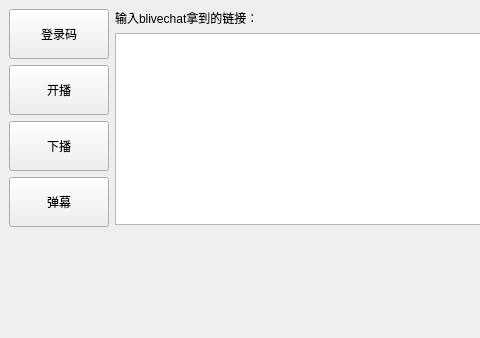
Qt form client/mainwindow.ui (yielde/bilibili-mac) before a commit; both pictures show x 0 to 480 and y 0 to 338 of the 820 by 702 pixel window.
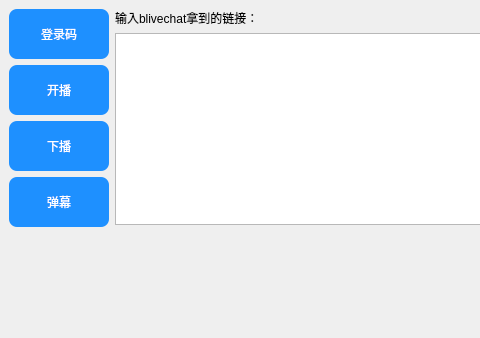
The same form after that commit.

The edit to the form file:
```diff
--- a/client/mainwindow.ui
+++ b/client/mainwindow.ui
@@ -13,6 +13,16 @@
   <property name="windowTitle">
    <string>MainWindow</string>
   </property>
+  <property name="styleSheet">
+   <string notr="true">QWidget {
+    background: qlineargradient(
+        x1: 0, y1: 0, 
+        x2: 1, y2: 1,
+        stop: 0 rgb(160, 161, 161),
+        stop: 1 rgb(240, 242, 242)
+    );
+}</string>
+  </property>
   <widget class="QWidget" name="centralwidget">
    <layout class="QHBoxLayout" name="horizontalLayout">
     <item>
@@ -31,6 +41,23 @@
           <height>50</height>
          </size>
         </property>
+        <property name="styleSheet">
+         <string notr="true">QPushButton {
+    background-color: #1E90FF;  /* 道奇蓝 */
+    color: white;
+    border: none;
+    border-radius: 8px;  /* 这将创建椭圆形效果 */
+  
+}
+
+QPushButton:hover {
+    background-color: #4169E1;  /* 皇家蓝，鼠标悬停时稍微变暗 */
+}
+
+QPushButton:pressed {
+    background-color: #32CD32;  /* 酸橙绿，按下时变为绿色 */
+}</string>
+        </property>
         <property name="text">
          <string>登录码</string>
         </property>
@@ -50,6 +77,23 @@
           <height>50</height>
          </size>
         </property>
+        <property name="styleSheet">
+         <string notr="true">QPushButton {
+    background-color: #1E90FF;  /* 道奇蓝 */
+    color: white;
+    border: none;
+    border-radius: 8px;  /* 这将创建椭圆形效果 */
+  
+}
+
+QPushButton:hover {
+    background-color: #4169E1;  /* 皇家蓝，鼠标悬停时稍微变暗 */
+}
+
+QPushButton:pressed {
+    background-color: #32CD32;  /* 酸橙绿，按下时变为绿色 */
+}</string>
+        </property>
         <property name="text">
          <string>开播</string>
         </property>
@@ -69,6 +113,23 @@
           <height>50</height>
          </size>
         </property>
+        <property name="styleSheet">
+         <string notr="true">QPushButton {
+    background-color: #1E90FF;  /* 道奇蓝 */
+    color: white;
+    border: none;
+    border-radius: 8px;  /* 这将创建椭圆形效果 */
+  
+}
+
+QPushButton:hover {
+    background-color: #4169E1;  /* 皇家蓝，鼠标悬停时稍微变暗 */
+}
+
+QPushButton:pressed {
+    background-color: #32CD32;  /* 酸橙绿，按下时变为绿色 */
+}</string>
+        </property>
         <property name="text">
          <string>下播</string>
         </property>
@@ -88,6 +149,23 @@
           <height>50</height>
          </size>
         </property>
+        <property name="styleSheet">
+         <string notr="true">QPushButton {
+    background-color: #1E90FF;  /* 道奇蓝 */
+    color: white;
+    border: none;
+    border-radius: 8px;  /* 这将创建椭圆形效果 */
+  
+}
+
+QPushButton:hover {
+    background-color: #4169E1;  /* 皇家蓝，鼠标悬停时稍微变暗 */
+}
+
+QPushButton:pressed {
+    background-color: #32CD32;  /* 酸橙绿，按下时变为绿色 */
+}</string>
+        </property>
         <property name="text">
          <string>弹幕</string>
         </property>
```
